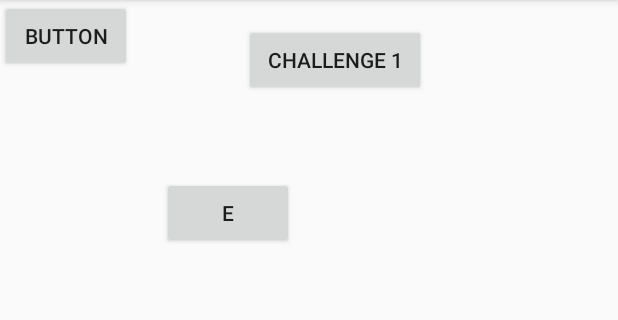
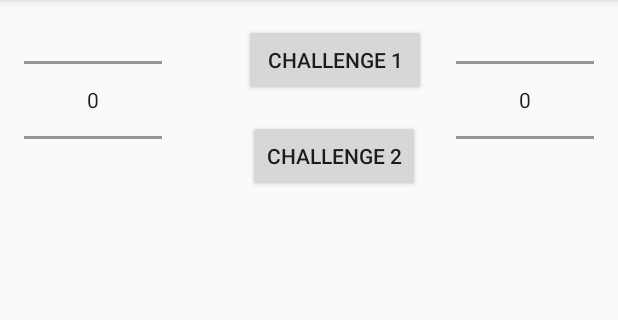
Before and after one commit to SOwyatt/AndroidProjects, an Android app: the screen it shows after launch (SynthesizerActivity), after a tap on "CHALLENGE 1", on a phone screen of 412 x 824 dp, the part 84-404 px from its top. Run offline under Robolectric (Android 15) with nearby library versions, the phone set to English and light mode, and no system bars; 4 statements that could not run were skipped.

Commit message:
12/20/2018

```diff
--- a/1.2.xSysnntesizer/Synthesizer/app/src/main/java/com/example/travisbergeron20/synthesizer/SynthesizerActivity.java
+++ b/1.2.xSysnntesizer/Synthesizer/app/src/main/java/com/example/travisbergeron20/synthesizer/SynthesizerActivity.java
@@ -1,37 +1,40 @@
 package com.example.travisbergeron20.synthesizer;
 
 import android.media.MediaPlayer;
-//import com.example.travisbergeron20.synthesizer.UtilMediaPlayer;
 import android.support.v7.app.AppCompatActivity;
 import android.os.Bundle;
-import android.telephony.gsm.GsmCellLocation;
 import android.util.Log;
 import android.view.View;
 import android.widget.Button;
+import android.widget.NumberPicker;
 
 public class SynthesizerActivity extends AppCompatActivity {
+
     private static final String TAG = SynthesizerActivity.class.getName();
     private static final int WHOLE_NOTE = 1000;
 
     private Button challenge1_btn;
-    private UtilMediaPlayer mpA;
-    private UtilMediaPlayer mpB;
-    private UtilMediaPlayer mpBb;
-    private UtilMediaPlayer mpC;
-    private UtilMediaPlayer mpCs;
-    private UtilMediaPlayer mpD;
-    private UtilMediaPlayer mpDs;
-    private UtilMediaPlayer mpE;
-    private UtilMediaPlayer mpF;
-    private UtilMediaPlayer mpFs;
-    private UtilMediaPlayer mpG;
-    private UtilMediaPlayer mpGs;
-    private UtilMediaPlayer mphE;
-    private UtilMediaPlayer mphF;
-    private UtilMediaPlayer mphFs;
-    private UtilMediaPlayer mphG;
+    private NumberPicker numPickerDuration;
+    private NumberPicker numPickerNote;
 
-    private UtilMediaPlayer[] allNotes = new UtilMediaPlayer[15];
+    private MediaPlayer mpA;
+    private MediaPlayer mpB;
+    private MediaPlayer mpBb;
+    private MediaPlayer mpC;
+    private MediaPlayer mpCs;
+    private MediaPlayer mpD;
+    private MediaPlayer mpDs;
+    private MediaPlayer mpE;
+    private MediaPlayer mpF;
+    private MediaPlayer mpFs;
+    private MediaPlayer mpG;
+    private MediaPlayer mpGs;
+    private MediaPlayer mphE;
+    private MediaPlayer mphF;
+    private MediaPlayer mphFs;
+    private MediaPlayer mphG;
+
+    private MediaPlayer[] allNotes = new MediaPlayer[16];
 
     @Override
     protected void onCreate(Bundle savedInstanceState) {
@@ -39,45 +42,73 @@ public class SynthesizerActivity extends AppCompatActivity {
         setContentView(R.layout.activity_synthesizer);
 
         challenge1_btn = findViewById(R.id.btn_challenge1);
-        mpA = new UtilMediaPlayer(this, R.raw.scalea);
-        mpB = new UtilMediaPlayer(this, R.raw.scaleb);
-        mpBb = new UtilMediaPlayer(this, R.raw.scalebb);
-        mpC = new UtilMediaPlayer(this, R.raw.scalec);
-        mpCs = new UtilMediaPlayer(this, R.raw.scalecs);
-        mpD = new UtilMediaPlayer(this, R.raw.scaled);
-        mpDs = new UtilMediaPlayer(this, R.raw.scaleds);
-        mpE = new UtilMediaPlayer(this, R.raw.scalee);
-        mpF = new UtilMediaPlayer(this, R.raw.scalef);
-        mpFs = new UtilMediaPlayer(this, R.raw.scalefs);
-        mpG = new UtilMediaPlayer(this, R.raw.scaleg);
-        mpGs = new UtilMediaPlayer(this, R.raw.scalegs);
-        mphE = new UtilMediaPlayer(this, R.raw.scalehighe);
-        mphF = new UtilMediaPlayer(this, R.raw.scalehighf);
-        mphFs = new UtilMediaPlayer(this, R.raw.scalehighfs);
-        mphG = new UtilMediaPlayer(this, R.raw.scalehighg);
+        allNotes[0] = mpA = MediaPlayer.create(this, R.raw.scalea);
+        allNotes[1] = mpB = MediaPlayer.create(this, R.raw.scaleb);
+        allNotes[2] = mpBb = MediaPlayer.create(this, R.raw.scalebb);
+        allNotes[3] = mpC = MediaPlayer.create(this, R.raw.scalec);
+        allNotes[4] = mpCs = MediaPlayer.create(this, R.raw.scalecs);
+        allNotes[5] = mpD = MediaPlayer.create(this, R.raw.scaled);
+        allNotes[6] = mpDs = MediaPlayer.create(this, R.raw.scaleds);
+        allNotes[7] = mpE = MediaPlayer.create(this, R.raw.scalee);
+        allNotes[8] = mpF = MediaPlayer.create(this, R.raw.scalef);
+        allNotes[9] = mpFs = MediaPlayer.create(this, R.raw.scalefs);
+        allNotes[10] = mpG = MediaPlayer.create(this, R.raw.scaleg);
+        allNotes[11] = mpGs = MediaPlayer.create(this, R.raw.scalegs);
+        allNotes[12] = mphE = MediaPlayer.create(this, R.raw.scalehighe);
+        allNotes[13] = mphF = MediaPlayer.create(this, R.raw.scalehighf);
+        allNotes[14] = mphFs = MediaPlayer.create(this, R.raw.scalehighfs);
+        allNotes[15] = mphG = MediaPlayer.create(this, R.raw.scalehighg);
+
+        numPickerDuration.setMaxValue(1000);
+        numPickerDuration.setMinValue(1);
+        numPickerNote.setMaxValue(15);
+        numPickerNote.setMinValue(0);
     }
 
-    public void onButton1Click(View v) {
-        mpE.seekTo(0);
-        Log.i(TAG, "E Button Clicked");
-        mpE.start();
+    private static void playNote(MediaPlayer note, int delay) {
+        note.seekTo(0);
+        note.start();
+        delayPlaying(delay);
     }
 
-    public void onButton2Click(View v) {
-        mpF.seekTo(0);
-        Log.i(TAG, "F button clicked");
-        mpF.start();
+    private static void playNote(MediaPlayer note) {
+    playNote(note, WHOLE_NOTE);
+}
+
+    private static void delayPlaying(int delay) {
+        try {
+            Thread.sleep(delay);
+        }
+        catch (InterruptedException e) {
+            Log.e("Synthesizer Activity", "Audio playback interrupted");
+        }
     }
+
+//    public void onButton1Click(View v) {
+//        mpE.seekTo(0);
+//        Log.i(TAG, "E Button Clicked");
+//        mpE.start();
+//    }
+//
+//    public void onButton2Click(View v) {
+//        mpF.seekTo(0);
+//        Log.i(TAG, "F button clicked");
+//        mpF.start();
+//    }
 
     public void challenge1(View v) {
         Log.i(TAG, "Challenge 1 Clicked");
-        mpE.playNote(WHOLE_NOTE/2);
-        mpFs.playNote(WHOLE_NOTE/2);
-        mpG.playNote(WHOLE_NOTE/2);
-        mpA.playNote(WHOLE_NOTE/2);
-        mpB.playNote(WHOLE_NOTE/2);
-        mpCs.playNote(WHOLE_NOTE/2);
-        mpD.playNote(WHOLE_NOTE/2);
-        mpE.playNote(WHOLE_NOTE/2);
+        playNote(mpE, WHOLE_NOTE/2);
+        playNote(mpF, WHOLE_NOTE/2);
+        playNote(mpG, WHOLE_NOTE/2);
+        playNote(mpA, WHOLE_NOTE/2);
+        playNote(mpB, WHOLE_NOTE/2);
+        playNote(mpCs, WHOLE_NOTE/2);
+        playNote(mpD, WHOLE_NOTE/2);
+        playNote(mpE, WHOLE_NOTE/2);
+    }
+
+    public void challenge2(View v) {
+
     }
 }
--- a/1.2.xSysnntesizer/Synthesizer/app/src/main/java/com/example/travisbergeron20/synthesizer/UtilMediaPlayer.java
+++ b/1.2.xSysnntesizer/Synthesizer/app/src/main/java/com/example/travisbergeron20/synthesizer/UtilMediaPlayer.java
@@ -16,7 +16,7 @@ public class UtilMediaPlayer extends MediaPlayer {
         delayPlaying(delay);
     }
 
-    private void delayPlaying(int delay) {
+    public static void delayPlaying(int delay) {
         try {
             Thread.sleep(delay);
         }
--- a/1.2.xSysnntesizer/Synthesizer/app/src/main/res/layout/activity_synthesizer.xml
+++ b/1.2.xSysnntesizer/Synthesizer/app/src/main/res/layout/activity_synthesizer.xml
@@ -21,19 +21,31 @@
         android:id="@+id/button"
         android:layout_width="wrap_content"
         android:layout_height="wrap_content"
-        android:layout_marginStart="108dp"
-        android:layout_marginTop="54dp"
-        android:onClick="onButton1Click"
-        android:text="@string/btn_e"
-        app:layout_constraintStart_toStartOf="parent"
+        android:layout_marginEnd="132dp"
+        android:layout_marginTop="16dp"
+        android:text="@string/btn_challenge_2"
+        app:layout_constraintEnd_toEndOf="parent"
         app:layout_constraintTop_toBottomOf="@+id/btn_challenge1" />
 
-    <Button
-        android:id="@+id/button2"
-        android:layout_width="wrap_content"
-        android:layout_height="wrap_content"
-        android:text="Button"
-        tools:layout_editor_absoluteX="96dp"
-        tools:layout_editor_absoluteY="210dp" />
+    <NumberPicker
+        android:layout_width="92dp"
+        android:layout_height="101dp"
+        android:layout_marginStart="16dp"
+        android:layout_marginTop="16dp"
+        app:layout_constraintStart_toStartOf="parent"
+        app:layout_constraintTop_toTopOf="parent">
+
+    </NumberPicker>
+
+    <NumberPicker
+        android:id="@+id/numberPicker"
+        android:layout_width="92dp"
+        android:layout_height="101dp"
+        android:layout_marginEnd="16dp"
+        android:layout_marginTop="16dp"
+        app:layout_constraintEnd_toEndOf="parent"
+        app:layout_constraintTop_toTopOf="parent">
+
+    </NumberPicker>
 
 </android.support.constraint.ConstraintLayout>
--- a/1.2.xSysnntesizer/Synthesizer/app/src/main/res/values/strings.xml
+++ b/1.2.xSysnntesizer/Synthesizer/app/src/main/res/values/strings.xml
@@ -1,7 +1,5 @@
 <resources>
-    <string name="btn_e">e</string>
-    <string name="btn_f">f</string>
     <string name="app_name">Synthesizer</string>
     <string name="btn_1">Challenge 1</string>
-    <string name="btn_2">F</string>
+    <string name="btn_challenge_2">Challenge 2</string>
 </resources>
```
